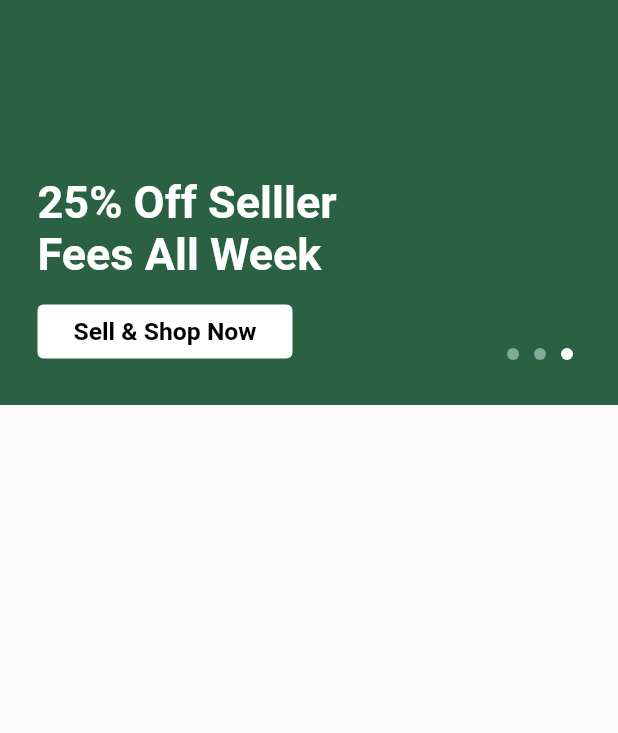
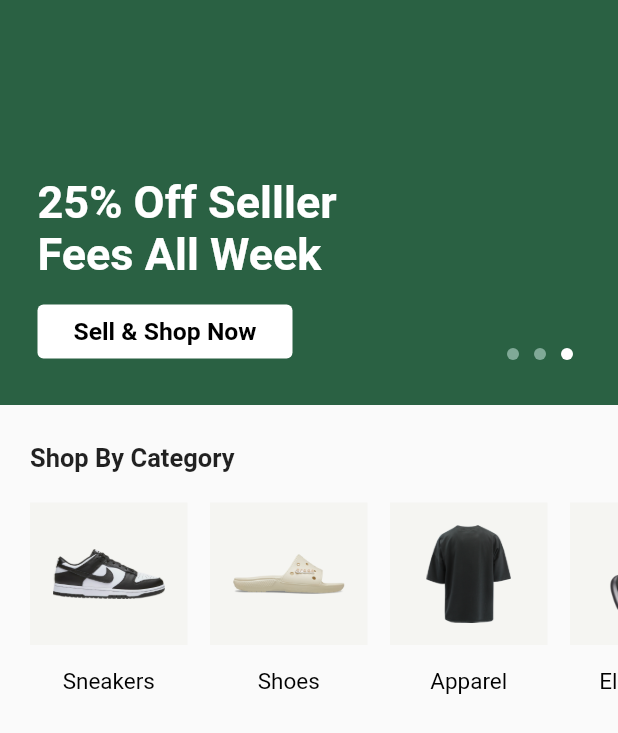
Before and after one commit to zixxin/stockX_mimesis, a Flutter app: the screen it shows after launch, on a phone screen of 412 x 824 dp. Shown: the top 733 px of the screen. Run offline on Flutter 3.47's test engine with Material 2 defaults, Android fonts, the light colour scheme and no system bars; drawn by our look-alikes of dots_indicator.

Commit message:
complete category section

```diff
--- a/lib/home.dart
+++ b/lib/home.dart
@@ -12,13 +12,16 @@ class _MyHomePageState extends State<MyHomePage> {
   @override
   Widget build(BuildContext context) {
     return Scaffold(
-      body: Center(
-        child: Column(
-          mainAxisAlignment: MainAxisAlignment.start,
-          children: <Widget>[
-            topSection(context),
-          ],
-        ),
+      body: ListView(
+        children: [
+          Column(
+            mainAxisAlignment: MainAxisAlignment.start,
+            children: <Widget>[
+              topSection(context),
+              categorySection(),
+            ],
+          ),
+        ],
       ),
     );
   }
@@ -88,3 +91,56 @@ Widget topSection(BuildContext context) {
     ),
   );
 }
+
+Widget categorySection() {
+  return Container(
+    margin: const EdgeInsets.symmetric(vertical: 25),
+    child: Column(
+      crossAxisAlignment: CrossAxisAlignment.start,
+      children: [
+        Container(
+          margin: const EdgeInsets.symmetric(horizontal: 20),
+          child: const Text('Shop By Category',
+              style: TextStyle(fontWeight: FontWeight.bold, fontSize: 17)),
+        ),
+        SizedBox(
+          width: 1000,
+          height: 180,
+          child: ListView(
+            padding: const EdgeInsets.symmetric(horizontal: 20),
+            scrollDirection: Axis.horizontal,
+            children: [
+              categories('images/sneakers.png', 'Sneakers', 'F'),
+              categories('images/shoes.png', 'Shoes', 'F'),
+              categories('images/apparel.png', 'Apparel', 'F'),
+              categories('images/eletronics.png', 'Eletronics', 'F'),
+              categories('images/accessories.png', 'Accessories', 'T'),
+            ],
+          ),
+        ),
+      ],
+    ),
+  );
+}
+
+Widget categories(String img, String title, String bool) {
+  return Row(
+    children: [
+      Column(
+        crossAxisAlignment: CrossAxisAlignment.center,
+        children: [
+          Container(
+              margin: const EdgeInsets.only(top: 20, bottom: 15),
+              padding: const EdgeInsets.all(15),
+              height: 95,
+              width: 105,
+              color: const Color(0xFFF5F5F2),
+              child: Image.asset(img)),
+          Text(title,
+              style: const TextStyle(fontSize: 15, color: Colors.black)),
+        ],
+      ),
+      if (bool == 'F') const Padding(padding: EdgeInsets.only(right: 15)),
+    ],
+  );
+}
```
Also changed, not shown: pubspec.yaml (+6 -3 lines), images/accessories.png (added), images/apparel.png (added), images/eletronics.png (added), images/shoes.png (added), images/sneakers.png (added).
